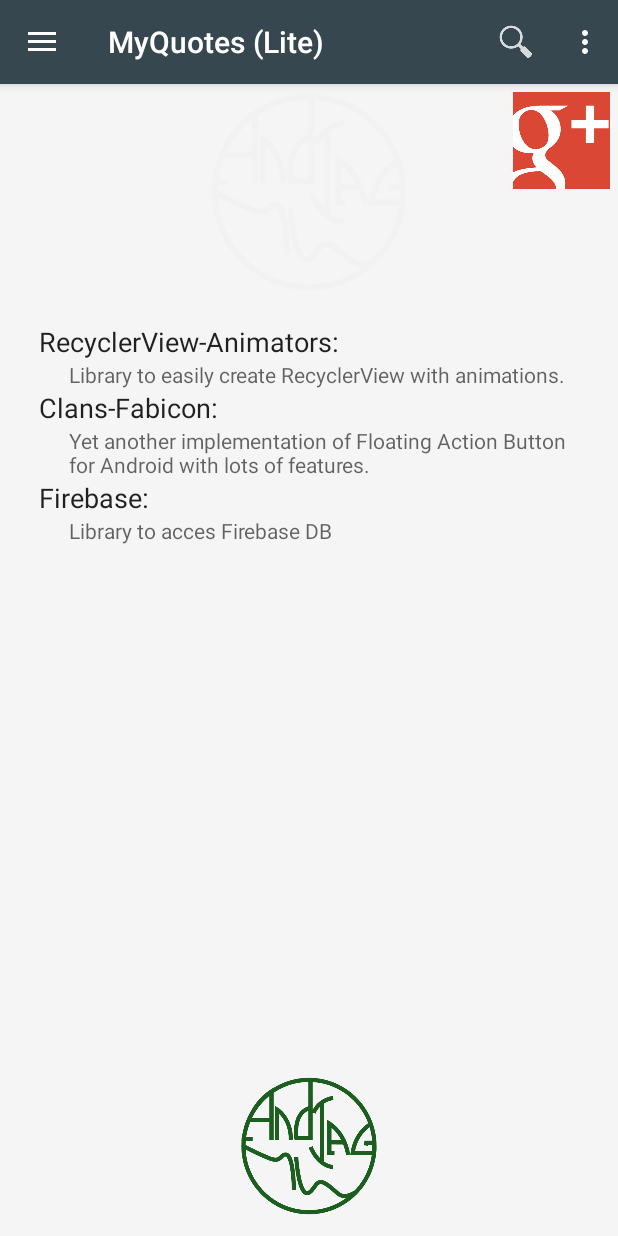
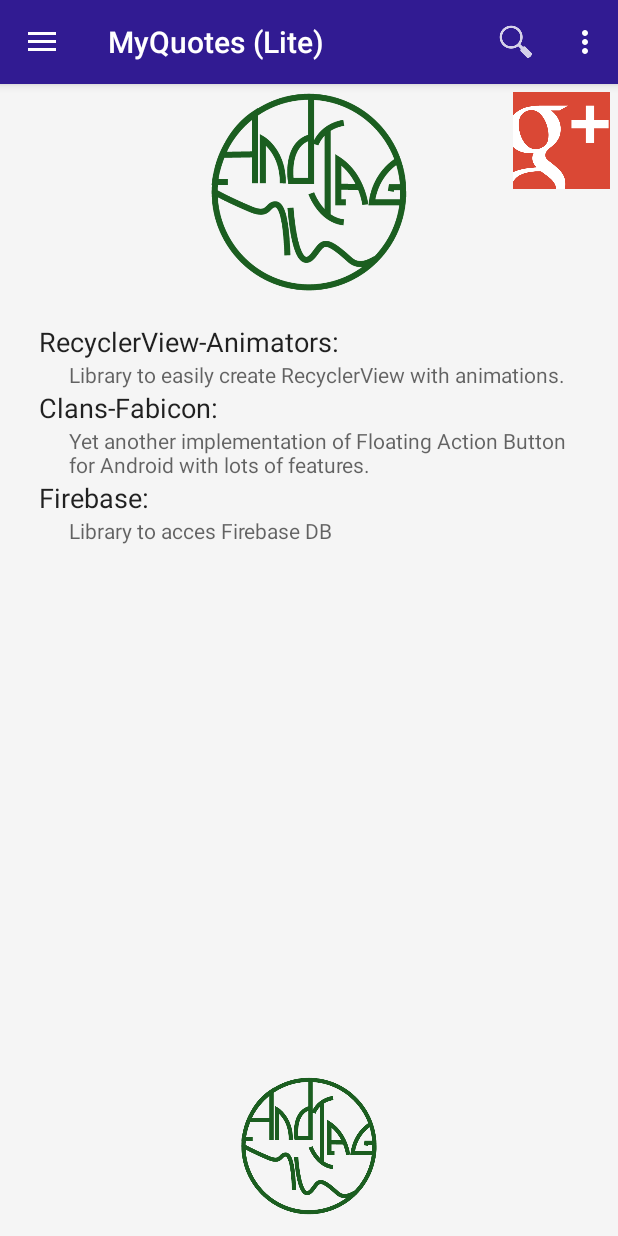
Before and after one commit to AndIag/MyQuotes, an Android app: the screen it shows after launch (MainActivity), in the options menu, after a tap on "About", on a phone screen of 412 x 824 dp. Run offline under Robolectric (Android 15) with nearby library versions, the phone set to English and light mode, and no system bars; libraries missing offline, so code that uses them is left out: com.afollestad.materialdialogs, com.firebase.client, com.github.clans.fab, jp.wasabeef.recyclerview; 21 statements that could not run were skipped.

Commit message:
Url support complete + added color to about layout

```diff
--- a/app/src/main/java/es/coru/andiag/myquotes/activities/MainActivity.java
+++ b/app/src/main/java/es/coru/andiag/myquotes/activities/MainActivity.java
@@ -202,12 +202,19 @@ public class MainActivity extends BaseActivity
         TypedValue color = new TypedValue();
         TypedValue colorDark = new TypedValue();
 
-        if (type == GlobalPreferences.FRAGMENT_TYPE_SETTINGS) {
-            getTheme().resolveAttribute(R.attr.settings, color, true);
-            getTheme().resolveAttribute(R.attr.settings_bar, colorDark, true);
-        } else {//Default Values
-            this.getTheme().resolveAttribute(R.attr.colorPrimary, color, true);
-            this.getTheme().resolveAttribute(R.attr.colorPrimaryDark, colorDark, true);
+        switch (type) {
+            case GlobalPreferences.FRAGMENT_TYPE_SETTINGS:
+                getTheme().resolveAttribute(R.attr.settings, color, true);
+                getTheme().resolveAttribute(R.attr.settings_bar, colorDark, true);
+                break;
+            case GlobalPreferences.FRAGMENT_TYPE_ABOUT:
+                getTheme().resolveAttribute(R.attr.about, color, true);
+                getTheme().resolveAttribute(R.attr.about_bar, colorDark, true);
+                break;
+            default: //Default Values
+                this.getTheme().resolveAttribute(R.attr.colorPrimary, color, true);
+                this.getTheme().resolveAttribute(R.attr.colorPrimaryDark, colorDark, true);
+                break;
         }
 
         actionBarBackground.setColor(getResources().getColor(color.resourceId));
--- a/app/src/main/java/es/coru/andiag/myquotes/entities/Quote.java
+++ b/app/src/main/java/es/coru/andiag/myquotes/entities/Quote.java
@@ -3,7 +3,6 @@ package es.coru.andiag.myquotes.entities;
 import android.support.annotation.NonNull;
 
 import java.io.Serializable;
-import java.net.MalformedURLException;
 import java.net.URL;
 import java.util.Calendar;
 
@@ -99,15 +98,6 @@ public class Quote implements Serializable, Comparable {
         return url;
     }
 
-    public void setUrl(String url) {
-        try {
-            this.url = new URL(url);
-        } catch (MalformedURLException e) {
-            e.printStackTrace();
-            this.url = null;
-        }
-    }
-
     public void setUrl(URL url) {
         this.url = url;
     }
--- a/app/src/main/java/es/coru/andiag/myquotes/fragments/AboutFragment.java
+++ b/app/src/main/java/es/coru/andiag/myquotes/fragments/AboutFragment.java
@@ -9,6 +9,8 @@ import android.view.View;
 import android.view.ViewGroup;
 
 import es.coru.andiag.myquotes.R;
+import es.coru.andiag.myquotes.activities.MainActivity;
+import es.coru.andiag.myquotes.utils.GlobalPreferences;
 
 /**
  * Created by Canalejas on 10/02/2016.
@@ -19,6 +21,7 @@ public class AboutFragment extends Fragment {
     @Override
     public View onCreateView(LayoutInflater inflater, ViewGroup container, Bundle savedInstanceState) {
         View rootView = inflater.inflate(R.layout.about, container, false);
+        ((MainActivity) getActivity()).changeBarsColors(GlobalPreferences.FRAGMENT_TYPE_ABOUT);
         return rootView;
     }
 }
--- a/app/src/main/java/es/coru/andiag/myquotes/utils/GlobalPreferences.java
+++ b/app/src/main/java/es/coru/andiag/myquotes/utils/GlobalPreferences.java
@@ -27,6 +27,7 @@ public class GlobalPreferences {
     public static final String PREF_MUST_SYNC = "must_sync";
     public static final String PREF_SYNC_LANGUAGES = "sync_languages";
     public static final String FRAGMENT_TYPE_SETTINGS = "settings";
+    public static final String FRAGMENT_TYPE_ABOUT = "about";
     public static Set<String> defaultSyncLanguages;
 
     static {
--- a/app/src/main/java/es/coru/andiag/myquotes/utils/db/QuoteDAO.java
+++ b/app/src/main/java/es/coru/andiag/myquotes/utils/db/QuoteDAO.java
@@ -228,6 +228,14 @@ public abstract class QuoteDAO {
         public void setType(int type) {
             this.type = type;
         }
+
+        public String getUrl() {
+            return url;
+        }
+
+        public void setUrl(String url) {
+            this.url = url;
+        }
     }
 
 }
--- a/app/src/main/res/layout/about.xml
+++ b/app/src/main/res/layout/about.xml
@@ -1,8 +1,6 @@
 <RelativeLayout xmlns:android="http://schemas.android.com/apk/res/android"
-    xmlns:tools="http://schemas.android.com/tools"
     android:layout_width="match_parent"
-    android:layout_height="match_parent"
-    tools:context="andiag.coru.es.lolinfo.activities.ActivitySummoner">
+    android:layout_height="match_parent">
 
     <ImageView
         android:id="@+id/appNameImage"
@@ -11,7 +9,8 @@
         android:layout_alignParentTop="true"
         android:layout_centerHorizontal="true"
         android:layout_gravity="center_horizontal|top"
-        android:src="@drawable/andiag" />
+        android:src="@drawable/andiag"
+        android:tint="?attr/colorPrimary" />
 
     <ImageButton
         android:id="@+id/imageGoogle"
@@ -33,14 +32,16 @@
         android:layout_centerHorizontal="true"
         android:layout_marginBottom="10dp"
         android:src="@drawable/andiag"
-        android:tint="@color/lightPrimary" />
+        android:tint="?attr/colorPrimary" />
 
     <ScrollView
         android:layout_width="wrap_content"
         android:layout_height="wrap_content"
         android:layout_above="@id/logoImage"
+        android:layout_alignParentEnd="true"
         android:layout_alignParentLeft="true"
         android:layout_alignParentRight="true"
+        android:layout_alignParentStart="true"
         android:layout_below="@id/appNameImage"
         android:layout_marginBottom="15dp"
         android:layout_marginTop="15dp">
@@ -57,6 +58,7 @@
                 android:layout_width="wrap_content"
                 android:layout_height="wrap_content"
                 android:layout_marginLeft="10dp"
+                android:layout_marginStart="10dp"
                 android:text="RecyclerView-Animators:"
                 android:textAppearance="@android:style/TextAppearance.Medium" />
 
@@ -64,6 +66,7 @@
                 android:layout_width="wrap_content"
                 android:layout_height="wrap_content"
                 android:layout_marginLeft="30dp"
+                android:layout_marginStart="30dp"
                 android:text="@string/recyclerview_animators"
                 android:textAppearance="@android:style/TextAppearance.Small" />
 
@@ -71,6 +74,7 @@
                 android:layout_width="wrap_content"
                 android:layout_height="wrap_content"
                 android:layout_marginLeft="10dp"
+                android:layout_marginStart="10dp"
                 android:text="Clans-Fabicon:"
                 android:textAppearance="@android:style/TextAppearance.Medium" />
 
@@ -78,6 +82,7 @@
                 android:layout_width="wrap_content"
                 android:layout_height="wrap_content"
                 android:layout_marginLeft="30dp"
+                android:layout_marginStart="30dp"
                 android:text="@string/fabicon"
                 android:textAppearance="@android:style/TextAppearance.Small" />
 
@@ -85,6 +90,7 @@
                 android:layout_width="wrap_content"
                 android:layout_height="wrap_content"
                 android:layout_marginLeft="10dp"
+                android:layout_marginStart="10dp"
                 android:text="Firebase:"
                 android:textAppearance="@android:style/TextAppearance.Medium" />
 
@@ -92,6 +98,7 @@
                 android:layout_width="wrap_content"
                 android:layout_height="wrap_content"
                 android:layout_marginLeft="30dp"
+                android:layout_marginStart="30dp"
                 android:text="@string/firebase"
                 android:textAppearance="@android:style/TextAppearance.Small" />
 
--- a/app/src/main/res/values/attrs.xml
+++ b/app/src/main/res/values/attrs.xml
@@ -13,4 +13,6 @@
     <attr name="personal_bar" format="reference" />
     <attr name="settings" format="reference" />
     <attr name="settings_bar" format="reference" />
+    <attr name="about" format="reference" />
+    <attr name="about_bar" format="reference" />
 </resources>
--- a/app/src/main/res/values/colors.xml
+++ b/app/src/main/res/values/colors.xml
@@ -40,5 +40,7 @@
     <item name="personal_bar" type="color">#C62828</item>
     <item name="settings" type="color">#607D8B</item>
     <item name="settings_bar" type="color">#37474F</item>
+    <item name="about" type="color">#673AB7</item>
+    <item name="about_bar" type="color">#311B92</item>
 
 </resources>
--- a/app/src/main/res/values/themes.xml
+++ b/app/src/main/res/values/themes.xml
@@ -25,6 +25,8 @@
         <item name="personal_bar">@color/personal</item>
         <item name="settings">@color/settings_bar</item>
         <item name="settings_bar">@color/settings</item>
+        <item name="about">@color/about_bar</item>
+        <item name="about_bar">@color/about</item>
     </style>
 
     <style name="AppTheme.Dark" parent="Theme.AppCompat">
@@ -49,6 +51,8 @@
         <item name="personal_bar">@color/personal_bar</item>
         <item name="settings">@color/settings</item>
         <item name="settings_bar">@color/settings_bar</item>
+        <item name="about">@color/about</item>
+        <item name="about_bar">@color/about_bar</item>
     </style>
 
 </resources>
```
